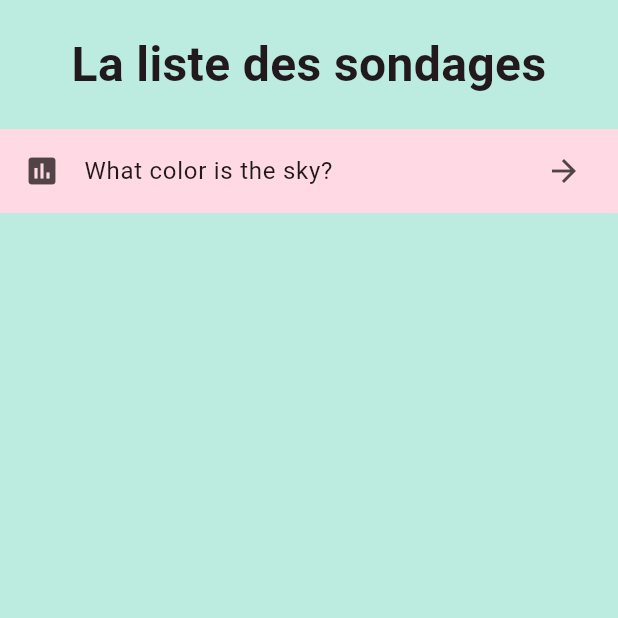
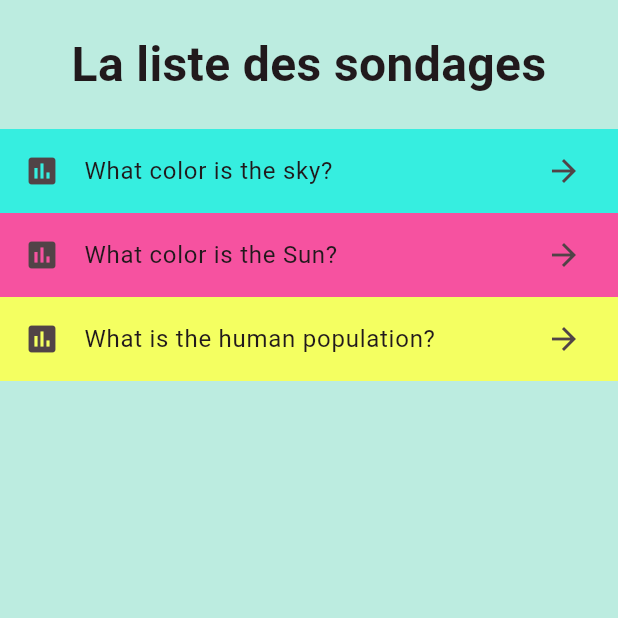
Before and after one commit to simbiss/applicationsondage, a Flutter app: the screen it shows after launch, on a phone screen of 412 x 824 dp, the top half of it. Run offline on Flutter 3.47's test engine with Material 3 defaults, Android fonts, the phone set to English and light mode, and no system bars.

Commit message:
Added color rotation on polls and added more polls

```diff
--- a/lib/PageVisualiserSondage.dart
+++ b/lib/PageVisualiserSondage.dart
@@ -33,7 +33,7 @@ class PageVisualiserSondages extends StatelessWidget {
           ),
           for (var unSondage in appState.sondages)
               Container(
-                color: Theme.of(context).colorScheme.primaryContainer,
+                color: colorRotator(appState.sondages.indexOf(unSondage)),
                 child: ListTile(
                   leading: const Icon(Icons.poll),
                   title: Text(unSondage.uneQuestion),
@@ -50,4 +50,18 @@ class PageVisualiserSondages extends StatelessWidget {
     // I might need to make a class for sondage as well as answers in the sondage
     // But for now i can just focus on sondage since someone else will be doing the answers
     // Im dumb
+
+  Color colorRotator(int index){
+    switch (index % 3) {
+      case 0:
+        return const Color.fromARGB(255, 54, 238, 224);
+      case 1:
+        return const Color.fromARGB(255, 246, 82, 160);
+      case 2:
+        return const Color.fromARGB(255, 244, 255, 97);
+      default:
+        return const Color.fromARGB(255, 54, 238, 224);
+    }
+  }
+
 }
--- a/lib/main.dart
+++ b/lib/main.dart
@@ -29,6 +29,8 @@ class MyApp extends StatelessWidget {
 
 class MyAppState extends ChangeNotifier {
   var sondages = <Sondage>[
-    Sondage(uneQuestion: "What color is the sky?", listeReponses: <String>["Red", "Green", "Blue", "Yellow"])
+    Sondage(uneQuestion: "What color is the sky?", listeReponses: <String>["Red", "Green", "Blue", "Yellow"]),
+    Sondage(uneQuestion: "What color is the Sun?", listeReponses: <String>["Red", "Green", "Blue", "Yellow"]),
+    Sondage(uneQuestion: "What is the human population?", listeReponses: <String>["5 billion", "6 billion", "7 billion", "8 billion"]),
     ];
 }
```
